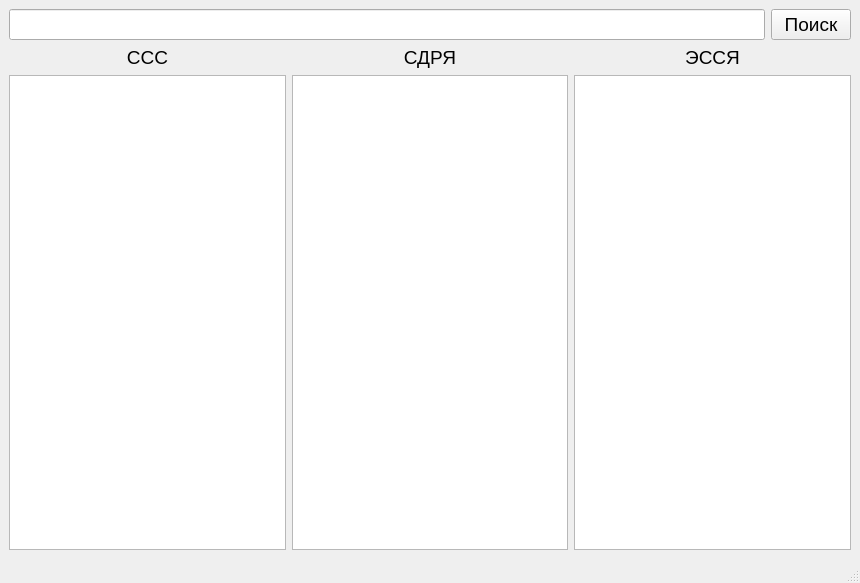
The window that design/design.ui (yxngxr1/Dictionary) describes before a commit, drawn with Qt 5.
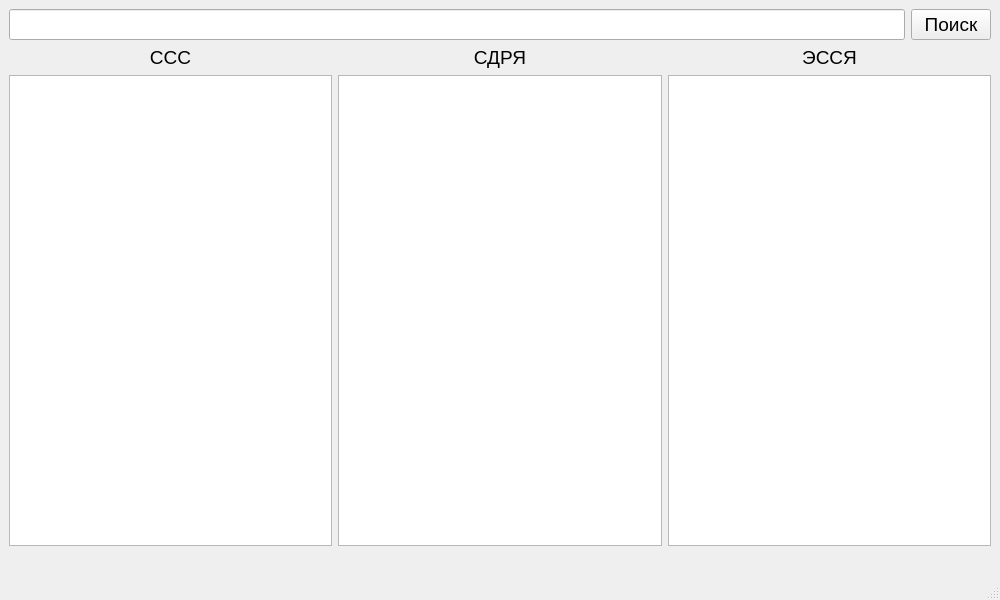
The same window after the commit.

Commit message: added error list output

Diff of the .ui file:
```diff
--- a/design/design.ui
+++ b/design/design.ui
@@ -6,8 +6,8 @@
    <rect>
     <x>0</x>
     <y>0</y>
-    <width>860</width>
-    <height>583</height>
+    <width>1000</width>
+    <height>600</height>
    </rect>
   </property>
   <property name="font">
@@ -188,6 +188,21 @@
       </item>
      </layout>
     </item>
+    <item>
+     <widget class="QLabel" name="error">
+      <property name="font">
+       <font>
+        <pointsize>10</pointsize>
+        <weight>75</weight>
+        <bold>true</bold>
+        <underline>false</underline>
+       </font>
+      </property>
+      <property name="text">
+       <string/>
+      </property>
+     </widget>
+    </item>
    </layout>
   </widget>
   <widget class="QMenuBar" name="menubar">
```
Left out of the diff: 4 changed lines with no effect on the pictures. The commit also changes 2 other files.
